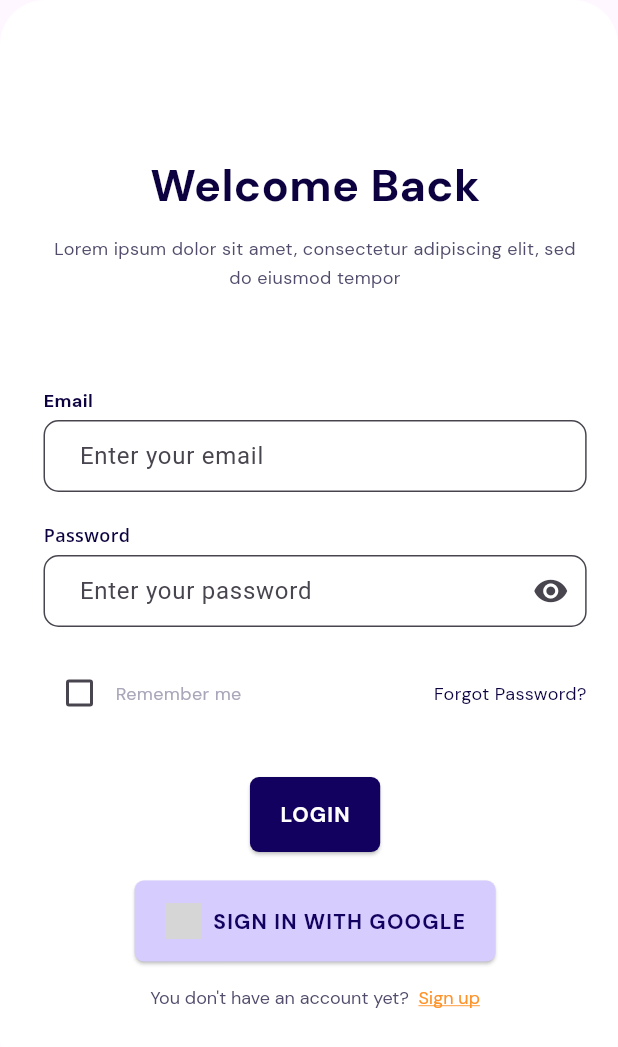
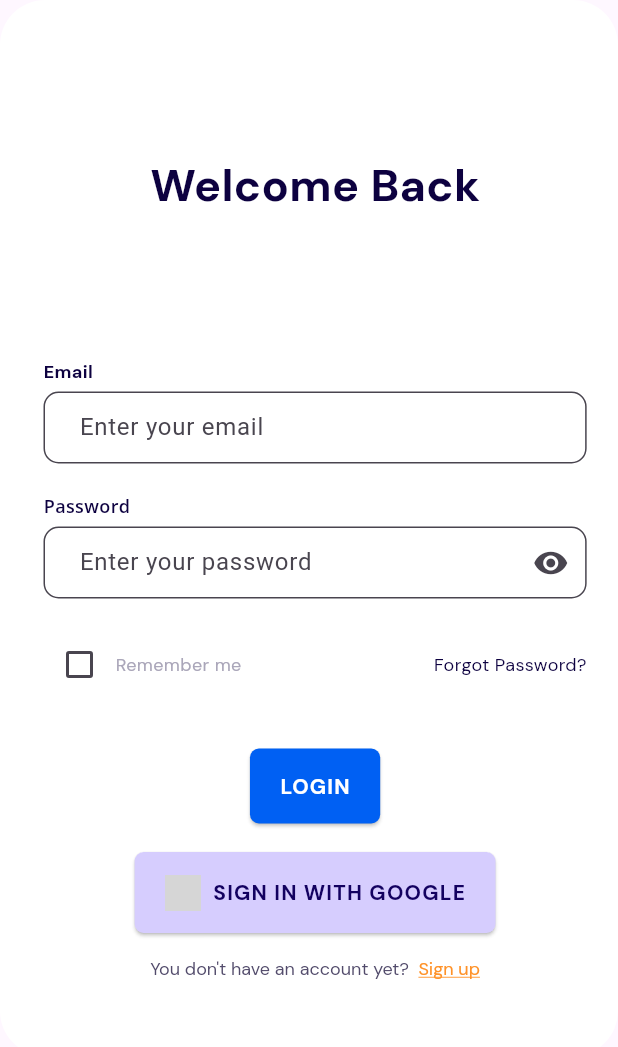
Before and after one commit to Hermankate/group7zrepo, a Flutter app: the SignInPage screen opened directly, on a phone screen of 412 x 824 dp. Shown: the top 1047 px of the screen. Run offline on Flutter 3.47's test engine with Material 3 defaults, Android fonts, the phone set to English and light mode, and no system bars; our stand-ins replace cloud_firestore, firebase_auth, firebase_core, firebase_messaging, flutter_svg, font_awesome_flutter and 3 more; missing offline and left inert: .dart, googleapis; accounts and stored records are empty; project files that could hold a hidden picture were left out; key blocks and very long unbroken strings in the code were emptied for the run; grey boxes are pictures that could not be loaded.

Commit message:
working on ui

```diff
--- a/lib/pages/auth/sign_in_page.dart
+++ b/lib/pages/auth/sign_in_page.dart
@@ -437,7 +437,7 @@ class _SignInPageState extends State<SignInPage> {
                 ),
                 SizedBox(height: 11),
                 Text(
-                  'Lorem ipsum dolor sit amet, consectetur adipiscing elit, sed do eiusmod tempor',
+                  '',
                   textAlign: TextAlign.center,
                   style: GoogleFonts.dmSans(
                     fontWeight: FontWeight.w400,
@@ -549,7 +549,7 @@ class _SignInPageState extends State<SignInPage> {
                 ElevatedButton(
                   onPressed: _login,
                   style: ElevatedButton.styleFrom(
-                    backgroundColor: Color(0xFF130160),
+                    backgroundColor: Color.fromRGBO(0, 96, 243, 1),
                     shape: RoundedRectangleBorder(
                       borderRadius: BorderRadius.circular(6),
                     ),
```
